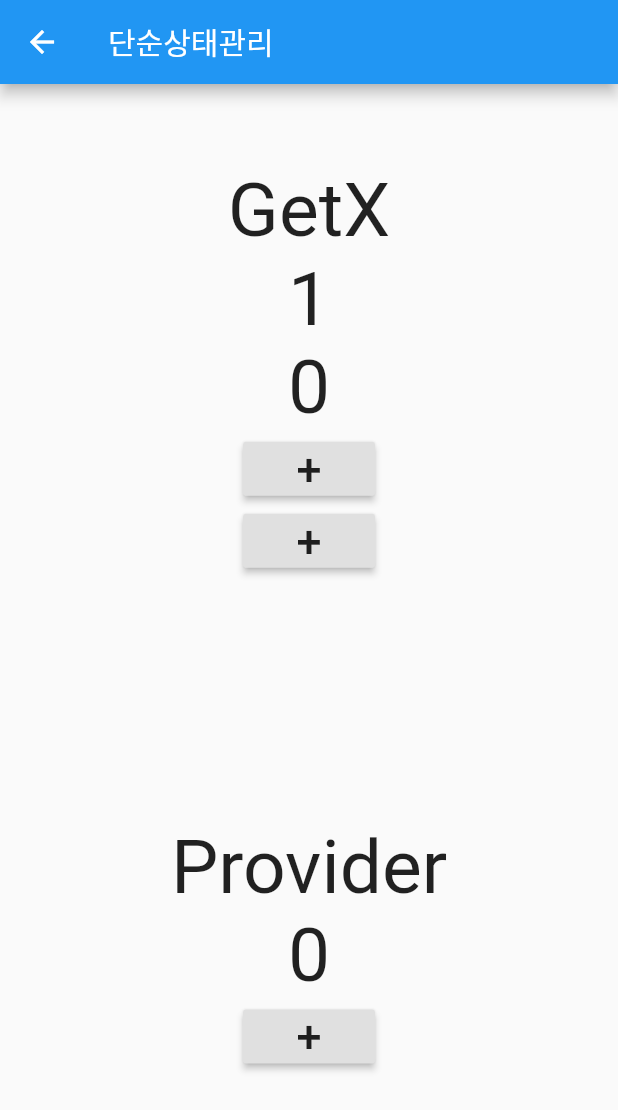
After one commit to bluecandle/flutter_getX_router_sample, a Flutter app: the SimpleStateManagePage screen opened directly, after a tap on an icon or button, on a phone screen of 412 x 824 dp. The commit adds this screen. Shown: the top 1110 px of the screen. Run offline on Flutter 3.47's test engine with Material 2 defaults, Android fonts, the phone set to English and light mode, and no system bars; our stand-ins replace get.

Commit message:
강의 3

```diff
--- /dev/null
+++ b/lib/src/controller/count_controller_with_getx.dart
@@ -0,0 +1,10 @@
+import 'package:flutter/material.dart';
+import 'package:get/get.dart';
+
+class CountControllerWithGetX extends GetxController {
+  int count = 0;
+  void increase(String id) {
+    count++;
+    update([id]); // GetxController 는 그냥 이걸로 업데이트
+  }
+}
--- /dev/null
+++ b/lib/src/controller/count_controller_with_provider.dart
@@ -0,0 +1,9 @@
+import 'package:flutter/material.dart';
+
+class CountControllerWithProvider extends ChangeNotifier {
+  int count = 0;
+  void increase() {
+    count++;
+    notifyListeners(); // 이걸로 업데이트 하는거.
+  }
+}
--- a/lib/src/home.dart
+++ b/lib/src/home.dart
@@ -1,6 +1,7 @@
 import 'package:flutter/material.dart';
 import 'package:get/get.dart';
 import 'package:sample_route_manage/src/pages/normal/first.dart';
+import 'package:sample_route_manage/src/pages/simple_state_manage_page.dart';
 
 class Home extends StatelessWidget {
   const Home({Key? key}) : super(key: key);
@@ -61,12 +62,11 @@
               },
             ),
             RaisedButton(
-              child: Text('동적 url'),
+              child: Text('단순상태관리'),
               onPressed: () {
-                // 이게 GetX 를 통한 Named route
-                Get.toNamed('/user/1234?date=19950212&gender=m');
+                Get.to(SimpleStateManagePage());
               },
-            )
+            ),
           ],
         ),
       ),
--- /dev/null
+++ b/lib/src/pages/simple_state_manage_page.dart
@@ -0,0 +1,35 @@
+import 'package:flutter/material.dart';
+import 'package:get/get.dart';
+import 'package:provider/provider.dart';
+import 'package:sample_route_manage/src/controller/count_controller_with_getx.dart';
+import 'package:sample_route_manage/src/controller/count_controller_with_provider.dart';
+import 'package:sample_route_manage/src/pages/state/with_getx.dart';
+import 'package:sample_route_manage/src/pages/state/with_provider.dart';
+
+class SimpleStateManagePage extends StatelessWidget {
+  const SimpleStateManagePage({Key? key}) : super(key: key);
+  @override
+  @override
+  Widget build(BuildContext context) {
+    // Get.put() > 인스턴스로 만들어준다 > 사용이 가능해짐!
+
+    return Scaffold(
+      appBar: AppBar(title: Text('단순상태관리')),
+      body: Center(
+        child: Column(
+          mainAxisAlignment: MainAxisAlignment.center,
+          children: [
+            Expanded(
+              child: WithGetX(),
+            ),
+            Expanded(
+                child: ChangeNotifierProvider<CountControllerWithProvider>(
+              create: (_) => CountControllerWithProvider(),
+              child: WithProvider(),
+            ))
+          ],
+        ),
+      ),
+    );
+  }
+}
--- /dev/null
+++ b/lib/src/pages/state/with_getx.dart
@@ -0,0 +1,62 @@
+import 'package:flutter/material.dart';
+import 'package:get/get.dart';
+import 'package:sample_route_manage/src/controller/count_controller_with_getx.dart';
+
+class WithGetX extends StatelessWidget {
+  WithGetX({Key? key}) : super(key: key);
+
+  // 이런식으로도 사용 가능.
+  // 이런식으로 사용하면 find 할 필요도 없음.
+  CountControllerWithGetX _controllerWithGetX =
+      Get.put(CountControllerWithGetX());
+
+  Widget _button(String id) {
+    return RaisedButton(
+        child: Text(
+          '+',
+          style: TextStyle(fontSize: 30),
+        ),
+        onPressed: () {
+          // controller 찾기 > provider 는 context 로부터 찾았는데
+          // GetX 는 그냥 find
+          // 이런 방식의 장점?? context 가 필요없으니, 이 버튼을 별도의 다른 함수로 빼어놓아서 사용 가능.
+          _controllerWithGetX.increase(id);
+        });
+  }
+
+  @override
+  Widget build(BuildContext context) {
+    // Get.put(CountControllerWithGetX());
+    return Center(
+      child: Column(mainAxisAlignment: MainAxisAlignment.center, children: [
+        Text(
+          "GetX",
+          style: TextStyle(fontSize: 50),
+        ),
+        // CountControllerWithGetX 라는 컨트롤러를 모니터링 하겠다는 의미.
+        // 이렇게 지정을 해놓으니 밑에 controller 가 의미하는 것이 결국 CountControllerWithGetX 가 되는거고.
+        // 그래서 controller.count 라는 형태로 참조가 가능해지는 것.
+
+        // 그리고, 이렇게 여러 개를 놓을때 id 를 부여해서 통제가 가능!
+        GetBuilder<CountControllerWithGetX>(
+            id: 'first',
+            builder: (controller) {
+              return Text(
+                "${controller.count}",
+                style: TextStyle(fontSize: 50),
+              );
+            }),
+        GetBuilder<CountControllerWithGetX>(
+            id: 'second',
+            builder: (controller) {
+              return Text(
+                "${controller.count}",
+                style: TextStyle(fontSize: 50),
+              );
+            }),
+        _button('first'),
+        _button('second')
+      ]),
+    );
+  }
+}
--- /dev/null
+++ b/lib/src/pages/state/with_provider.dart
@@ -0,0 +1,40 @@
+import 'package:flutter/material.dart';
+import 'package:provider/provider.dart';
+import 'package:sample_route_manage/src/controller/count_controller_with_provider.dart';
+
+class WithProvider extends StatelessWidget {
+  const WithProvider({Key? key}) : super(key: key);
+  @override
+  Widget build(BuildContext context) {
+    return Center(
+      child: Column(mainAxisAlignment: MainAxisAlignment.center, children: [
+        Text(
+          "Provider",
+          style: TextStyle(fontSize: 50),
+        ),
+        // provider 를 이용한 예시
+        Consumer<CountControllerWithProvider>(builder: (_, snapshot, child) {
+          return Text(
+            "${snapshot.count}",
+            style: TextStyle(fontSize: 50),
+          );
+        }),
+        RaisedButton(
+            child: Text(
+              '+',
+              style: TextStyle(fontSize: 30),
+            ),
+            onPressed: () {
+              // listen: false 의 이유?? Consumer 가 있기 때문.
+              // 버튼을 누르면 listen 을 하겠다고 하면 전체가 다시 빌드가 되기 때문에 충돌된다...?
+              // 사실 잘 이해 안됨.
+
+              // context 가 필요하기 때문에, 이 버튼을 함수화 하려면, WithProvider 자체를 Stateful로 변경하거나 context 를 넘겨줘야함.
+              // 어쨌든 번거롭다!
+              Provider.of<CountControllerWithProvider>(context, listen: false)
+                  .increase();
+            })
+      ]),
+    );
+  }
+}
--- a/pubspec.yaml
+++ b/pubspec.yaml
@@ -35,6 +35,7 @@
   # Use with the CupertinoIcons class for iOS style icons.
   cupertino_icons: ^1.0.2
   get: ^4.6.5
+  provider: ^6.0.3
 
 dev_dependencies:
   flutter_test:
```
Also changed, not shown: pubspec.lock, 1 other file.
